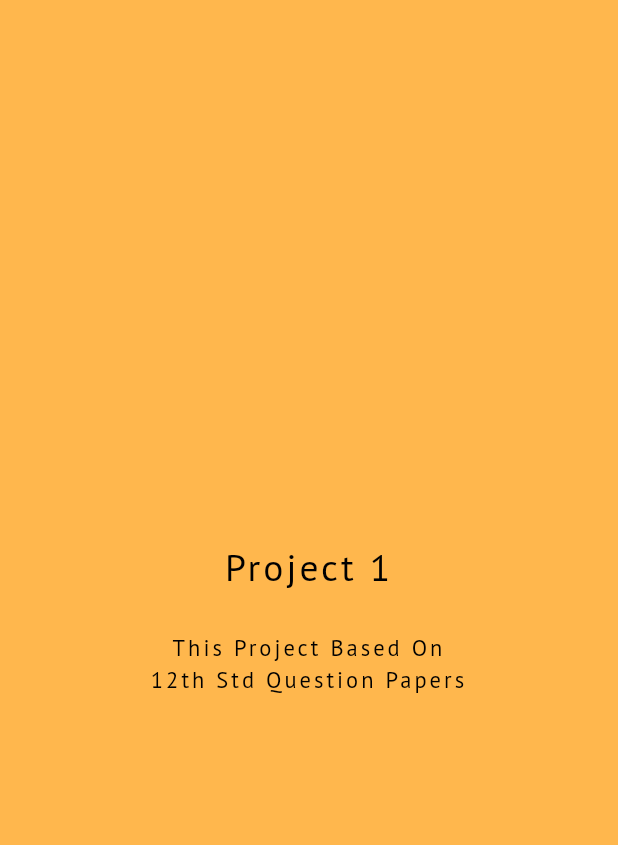
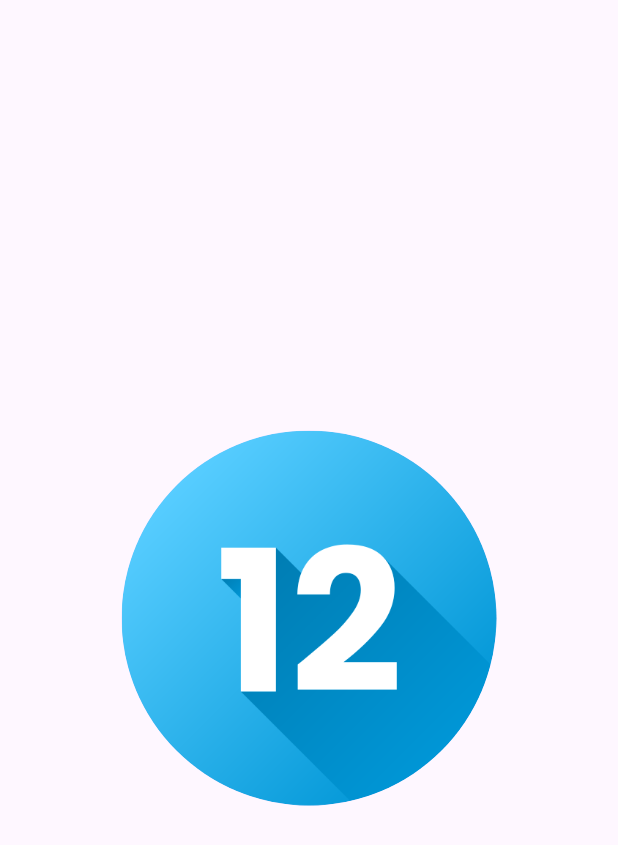
Before and after one commit to VCodes0/12th-Class-Board-Paper-App, a Flutter app: the SplashPage screen opened directly, on a phone screen of 412 x 824 dp. Shown: the top 845 px of the screen. Run offline on Flutter 3.47's test engine with Material 3 defaults, Android fonts, the phone set to English and light mode, and no system bars; our stand-ins replace dio, font_awesome_flutter, get, google_fonts; missing offline and left inert: syncfusion_flutter_pdfviewer.

Commit message:
Adding APP Icon

```diff
--- a/lib/View/pdf_viewer_page.dart
+++ b/lib/View/pdf_viewer_page.dart
@@ -17,7 +17,6 @@ class _PdfViewerPageState extends State<PdfViewerPage> {
   @override
   Widget build(BuildContext context) {
     return Scaffold(
-      appBar: AppBar(title: const Text("12th Board Paper File")),
       body: Stack(
         children: [
           SfPdfViewer.network(
--- a/lib/View/splash_screen.dart
+++ b/lib/View/splash_screen.dart
@@ -1,8 +1,5 @@
 import 'dart:async';
-
-import 'package:flutter/cupertino.dart';
 import 'package:flutter/material.dart';
-import 'package:google_fonts/google_fonts.dart';
 
 import 'home_screen.dart';
 
@@ -29,36 +26,10 @@ class _SplashPageState extends State<SplashPage> {
   @override
   Widget build(BuildContext context) {
     return Scaffold(
-      backgroundColor: Colors.orange.shade300,
       body: Center(
-        child: Padding(
-          padding: const EdgeInsets.all(15.0),
-          child: Column(
-            mainAxisAlignment: MainAxisAlignment.center,
-            children: [
-              Text(
-                "Project 1",
-                textAlign: TextAlign.center,
-                style: GoogleFonts.ptSans(
-                  fontSize: 25,
-                  color: CupertinoColors.black,
-                  fontWeight: FontWeight.w300,
-                  letterSpacing: 2,
-                ),
-              ),
-              SizedBox(height: 25),
-              Text(
-                "This Project Based On\n12th Std Question Papers",
-                textAlign: TextAlign.center,
-                style: GoogleFonts.ptSans(
-                  fontSize: 15,
-                  color: CupertinoColors.black,
-                  fontWeight: FontWeight.w300,
-                  letterSpacing: 2,
-                ),
-              ),
-            ],
-          ),
+        child: CircleAvatar(
+          radius: 125,
+          backgroundImage: AssetImage("assets/applogo.png"),
         ),
       ),
     );
```
Also changed, not shown: pubspec.yaml (+8 -0 lines), assets/applogo.png (added), pubspec.lock, 31 other files.
